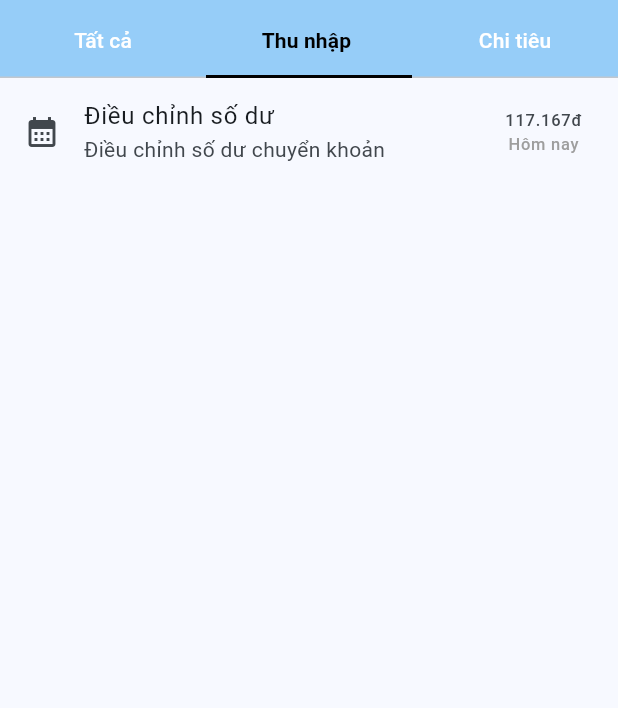
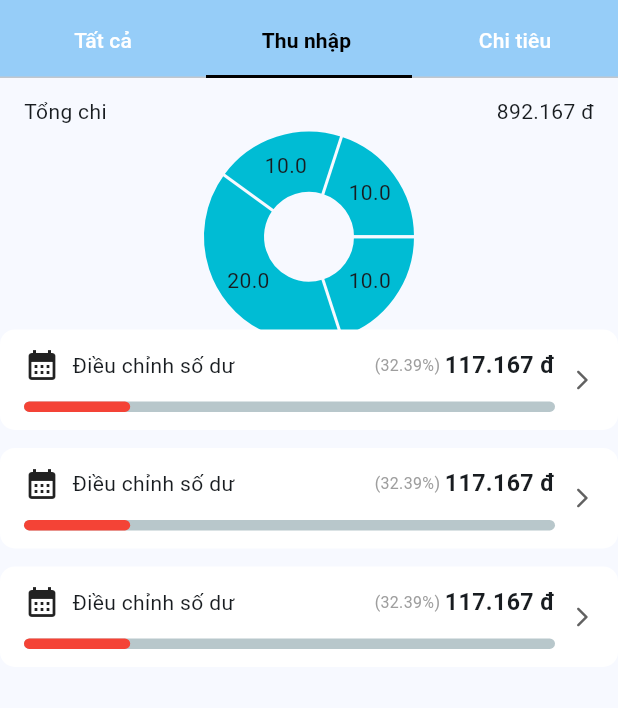
Before and after one commit to anhtuspham/MOSA, a Flutter app: the screen it shows after launch, tab 2 chosen, on a phone screen of 412 x 824 dp, the part 78-786 px from its top. Run offline on Flutter 3.47's test engine with Material 3 defaults, Android fonts, the phone set to English and light mode, and no system bars; drawn by our look-alikes of fl_chart, percent_indicator; our stand-ins replace flutter_screenutil, sqflite; accounts and stored records are empty; Roboto replaces fonts that are missing (EuclidCircularA).

Commit message:
Add app color constants, income screen, and transaction item widget

```diff
--- a/lib/main.dart
+++ b/lib/main.dart
@@ -2,7 +2,7 @@ import 'package:flutter/cupertino.dart';
 import 'package:flutter/material.dart';
 import 'package:flutter_screenutil/flutter_screenutil.dart';
 import 'package:mosa/providers/transaction_provider.dart';
-import 'package:mosa/screens/home_screen.dart';
+import 'package:mosa/screens/home_screen/home_screen.dart';
 import 'package:mosa/utils/test_data.dart';
 import 'package:provider/provider.dart';
 
@@ -25,6 +25,7 @@ class MyApp extends StatelessWidget {
           title: 'Finance Tracker',
           debugShowCheckedModeBanner: false,
           theme: ThemeData(
+            fontFamily: 'EuclidCircularA',
             colorScheme: ColorScheme.fromSeed(seedColor: Colors.lightBlue),
             useMaterial3: true,
           ),
--- a/lib/screens/home_screen.dart
+++ b/lib/screens/home_screen/home_screen.dart
@@ -1,6 +1,9 @@
 import 'package:flutter/cupertino.dart';
 import 'package:flutter/material.dart';
 import 'package:flutter_screenutil/flutter_screenutil.dart';
+import 'package:mosa/screens/home_screen/income_screen.dart';
+
+import '../../widgets/transaction_item.dart';
 
 class HomeScreen extends StatefulWidget {
   const HomeScreen({super.key});
@@ -67,18 +70,7 @@ class _HomeScreenState extends State<HomeScreen> {
         body: TabBarView(
           children: [
             Center(child: Column(children: [Icon(Icons.analytics), Text('Không có dữ liệu')])),
-            ListTile(
-              leading: Icon(Icons.calendar_month),
-              title: Text('Điều chỉnh số dư'),
-              subtitle: Text('Điều chỉnh số dư chuyển khoản'),
-              trailing: Column(
-                mainAxisAlignment: MainAxisAlignment.center,
-                children: [
-                  Text('117.167đ'),
-                  Text('Hôm nay', style: TextStyle(color: Colors.grey)),
-                ],
-              ),
-            ),
+            IncomeScreen(),
             Center(child: Text('Tab 3')),
           ],
         ),
--- /dev/null
+++ b/lib/screens/home_screen/income_screen.dart
@@ -0,0 +1,47 @@
+import 'package:fl_chart/fl_chart.dart';
+import 'package:flutter/cupertino.dart';
+import 'package:mosa/widgets/transaction_item.dart';
+
+class IncomeScreen extends StatefulWidget {
+  const IncomeScreen({super.key});
+
+  @override
+  State<IncomeScreen> createState() => _IncomeScreenState();
+}
+
+class _IncomeScreenState extends State<IncomeScreen> {
+  @override
+  Widget build(BuildContext context) {
+    final size = MediaQuery.sizeOf(context);
+    return Column(children: [
+      Container(
+        padding: EdgeInsets.symmetric(horizontal: 16, vertical: 12),
+        child: Row(
+          mainAxisAlignment: MainAxisAlignment.spaceBetween,
+          children: [
+            Text('Tổng chi'),
+            Text('892.167 đ'),
+          ],
+        ),
+      ),
+      SizedBox(
+        height: size.height * 0.15,
+        child: PieChart(
+          PieChartData(
+            centerSpaceRadius: 30,
+            sections: [
+              PieChartSectionData(value: 10, showTitle: true),
+              PieChartSectionData(value: 20),
+              PieChartSectionData(value: 10),
+              PieChartSectionData(value: 10),
+            ]
+          ),
+
+        ),
+      ),
+      TransactionItem(),
+      TransactionItem(),
+      TransactionItem(),
+    ],);
+  }
+}
--- /dev/null
+++ b/lib/widgets/transaction_item.dart
@@ -0,0 +1,54 @@
+import 'package:flutter/cupertino.dart';
+import 'package:flutter/material.dart';
+import 'package:flutter_screenutil/flutter_screenutil.dart';
+import 'package:percent_indicator/linear_percent_indicator.dart';
+
+class TransactionItem extends StatelessWidget {
+  const TransactionItem({super.key});
+
+  @override
+  Widget build(BuildContext context) {
+    final size = MediaQuery.sizeOf(context);
+    return Container(
+      padding: const EdgeInsets.symmetric(horizontal: 16, vertical: 12),
+      margin: const EdgeInsets.only(bottom: 12),
+      decoration: BoxDecoration(color: Colors.white, borderRadius: BorderRadius.circular(10)),
+      child: Row(
+        children: [
+          Expanded(
+            child: Column(
+              children: [
+                Row(
+                  mainAxisAlignment: MainAxisAlignment.spaceEvenly,
+                  crossAxisAlignment: CrossAxisAlignment.center,
+                  children: [
+                    Icon(Icons.calendar_month),
+                    SizedBox(width: 8.w),
+                    Expanded(child: Text('Điều chỉnh số dư')),
+                    Row(
+                      children: [
+                        Text('(32.39%)', style: TextStyle(color: Colors.grey[500], fontSize: 11.sp)),
+                        const SizedBox(width: 3),
+                        Text('117.167 đ', style: TextStyle(fontWeight: FontWeight.bold, fontSize: 16.sp)),
+                      ],
+                    ),
+                  ],
+                ),
+                const SizedBox(height: 12),
+                LinearPercentIndicator(
+                  padding: EdgeInsets.zero,
+                  lineHeight: 7.0,
+                  percent: 0.2,
+                  barRadius: Radius.circular(20),
+                  progressColor: Colors.red,
+                ),
+              ],
+            ),
+          ),
+          const SizedBox(width: 10),
+          Icon(Icons.arrow_forward_ios_rounded, size: 16, color: Colors.grey[700]),
+        ],
+      ),
+    );
+  }
+}
```
Also changed, not shown: lib/utils/app_colors.dart (added, +96 -0 lines), pubspec.yaml (+18 -1 lines), lib/widgets/category_pie_chart.dart (added), pubspec.lock.
